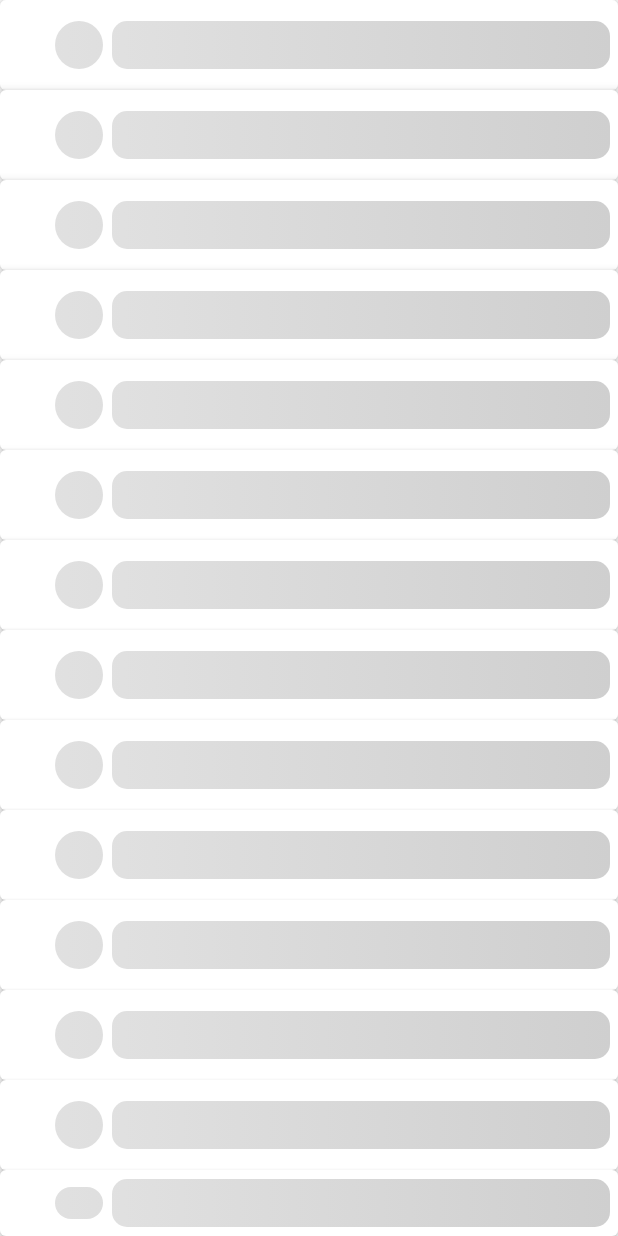
After one commit to ArtyomZhukov/CryptoRankAndroid, an Android app built with Jetpack Compose: the composable CoinShimmers shown on its own in the app's theme, on a phone screen of 412 x 824 dp. The commit adds this screen. Run offline under Robolectric (Android 15) with nearby library versions, the phone set to English and light mode, and no system bars.

Commit message:
Loading svg icons fixed. Loading shimmer effect added. Ui improvements

```diff
--- a/feature/overview/src/main/java/com/zhukovartemvl/cryptorank/overview/component/CoinRankListHeader.kt
+++ b/feature/overview/src/main/java/com/zhukovartemvl/cryptorank/overview/component/CoinRankListHeader.kt
@@ -1,9 +1,7 @@
 package com.zhukovartemvl.cryptorank.overview.component
 
 import androidx.compose.foundation.background
-import androidx.compose.foundation.clickable
 import androidx.compose.foundation.layout.*
-import androidx.compose.foundation.shape.RoundedCornerShape
 import androidx.compose.material.Card
 import androidx.compose.material.Text
 import androidx.compose.material.TextButton
@@ -67,8 +65,8 @@ private fun TitleText(
             )
             if (ascending != null) {
                 val triangleShapeDirection =
-                    if (ascending) TriangleShapeDirection.Top
-                    else TriangleShapeDirection.Bottom
+                    if (ascending) TriangleShapeDirection.Bottom
+                    else TriangleShapeDirection.Top
                 Box(
                     modifier = Modifier
                         .padding(start = 10.dp)
--- /dev/null
+++ b/feature/overview/src/main/java/com/zhukovartemvl/cryptorank/overview/component/CoinShimmers.kt
@@ -0,0 +1,70 @@
+package com.zhukovartemvl.cryptorank.overview.component
+
+import androidx.compose.animation.core.*
+import androidx.compose.foundation.background
+import androidx.compose.foundation.layout.*
+import androidx.compose.foundation.shape.CircleShape
+import androidx.compose.foundation.shape.RoundedCornerShape
+import androidx.compose.material.Card
+import androidx.compose.runtime.Composable
+import androidx.compose.runtime.getValue
+import androidx.compose.ui.Alignment
+import androidx.compose.ui.Modifier
+import androidx.compose.ui.graphics.Brush
+import androidx.compose.ui.graphics.Color
+import androidx.compose.ui.tooling.preview.Preview
+import androidx.compose.ui.unit.dp
+
+
+@Composable
+fun CoinShimmers() {
+    Column {
+        repeat(20) {
+            CoinShimmerItem()
+        }
+    }
+}
+
+@Composable
+private fun CoinShimmerItem() {
+    val transition = rememberInfiniteTransition()
+    val translateAnim by transition.animateFloat(
+        initialValue = 100f,
+        targetValue = 3000f,
+        animationSpec = infiniteRepeatable(
+            tween(durationMillis = 1200, easing = LinearEasing),
+            RepeatMode.Restart
+        )
+    )
+
+    val colors = listOf(Color.LightGray.copy(alpha = 0.6f), Color.LightGray)
+    val brush = Brush.horizontalGradient(colors, 0f, translateAnim.dp.value)
+    Card(elevation = 4.dp) {
+        Row(
+            modifier = Modifier
+                .height(60.dp)
+                .padding(5.dp),
+            verticalAlignment = Alignment.CenterVertically
+        ) {
+            Box(
+                modifier = Modifier
+                    .padding(6.dp)
+                    .padding(start = 25.dp)
+                    .size(32.dp)
+                    .background(brush = brush, shape = CircleShape)
+            )
+            Box(
+                modifier = Modifier
+                    .weight(1f)
+                    .height(32.dp)
+                    .background(brush = brush, shape = RoundedCornerShape(size = 10.dp))
+            )
+        }
+    }
+}
+
+@Preview
+@Composable
+private fun CoinShimmersPreview() {
+    CoinShimmers()
+}
```
Also changed, not shown: feature/overview/src/main/java/com/zhukovartemvl/cryptorank/overview/OverviewScreen.kt (+7 -10 lines), feature/overview/src/main/java/com/zhukovartemvl/cryptorank/overview/component/CoinItem.kt (+11 -49 lines), shared/core-ui/build.gradle.kts (+5 -3 lines), shared/core-ui/src/main/java/com/zhukovartemvl/cryptorank/core_ui/utils/SvgImageLoader.kt (added, +15 -0 lines), shared/core/src/main/java/com/zhukovartemvl/cryptorank/core/utils/NumberUtils.kt (added, +22 -0 lines).
